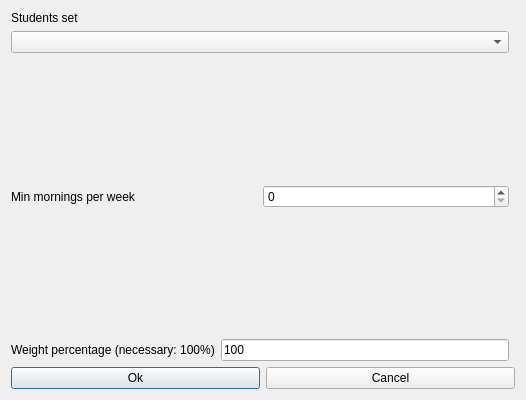
Before: the Qt Designer form fet/src/interface/modifyconstraintstudentssetminmorningsperweekform_template.ui in vonmecheln/fet, drawn with Qt 5.
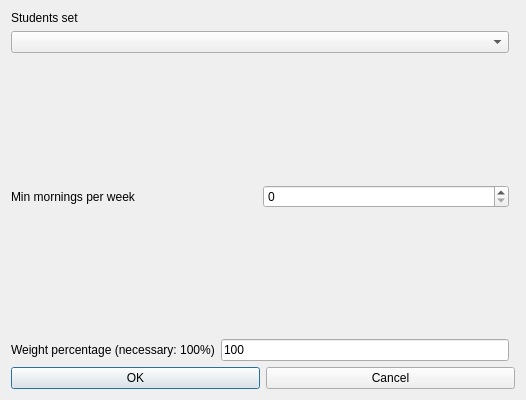
After: the same form once the commit is applied.

```diff
--- a/fet/src/interface/modifyconstraintstudentssetminmorningsperweekform_template.ui
+++ b/fet/src/interface/modifyconstraintstudentssetminmorningsperweekform_template.ui
@@ -75,7 +75,7 @@
      <item>
       <widget class="QPushButton" name="okPushButton">
        <property name="text">
-        <string>Ok</string>
+        <string>OK</string>
        </property>
       </widget>
      </item>
```
